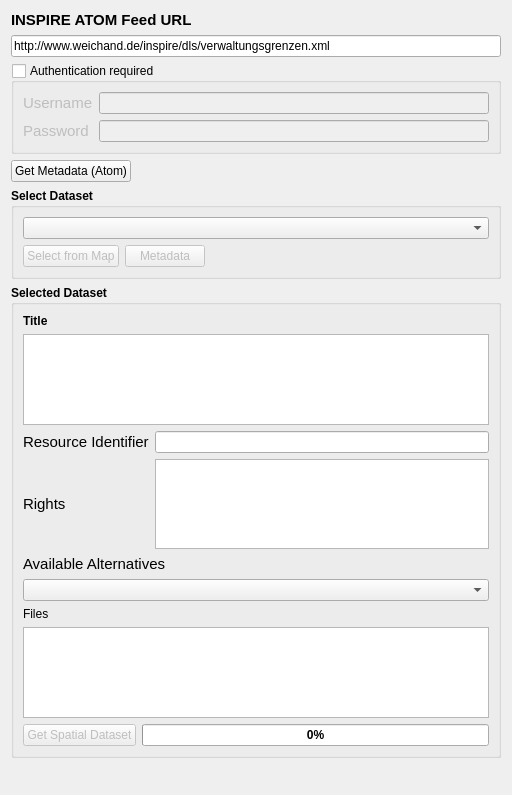
This is ui_inspireatomclient.ui in qgisinspiretools/qgis-inspire-atom-client-plugin as Qt 5 draws it before an edit. The edited form follows.
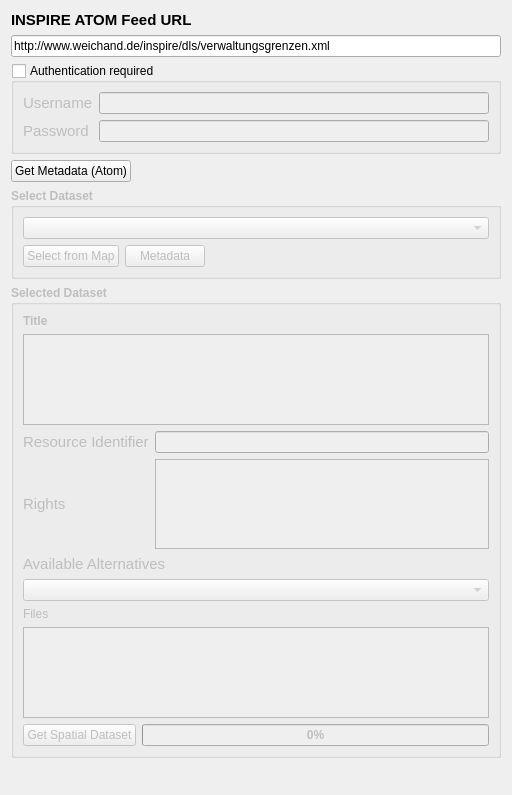
This is the edited form. Custom widgets are drawn as their Qt base class.

Commit message: weiter mit migration

Patch:
```diff
--- a/ui_inspireatomclient.ui
+++ b/ui_inspireatomclient.ui
@@ -16,6 +16,9 @@
   <layout class="QGridLayout" name="gridLayout_3">
    <item row="4" column="0">
     <widget class="QGroupBox" name="groupBox_2">
+     <property name="enabled">
+      <bool>false</bool>
+     </property>
      <property name="font">
       <font>
        <weight>75</weight>
@@ -234,6 +237,9 @@
    </item>
    <item row="3" column="0">
     <widget class="QGroupBox" name="groupBox">
+     <property name="enabled">
+      <bool>false</bool>
+     </property>
      <property name="font">
       <font>
        <weight>75</weight>
```
Left out of the diff: 4 changed lines with no effect on the pictures. The commit also changes 1 other file.
